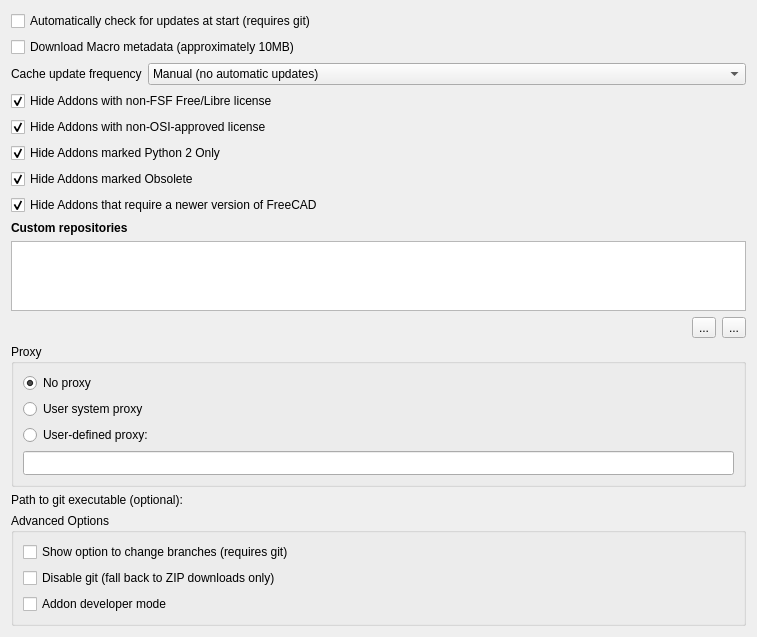
Old version of the form AddonManagerOptions.ui in the repository chennes/AddonManager.
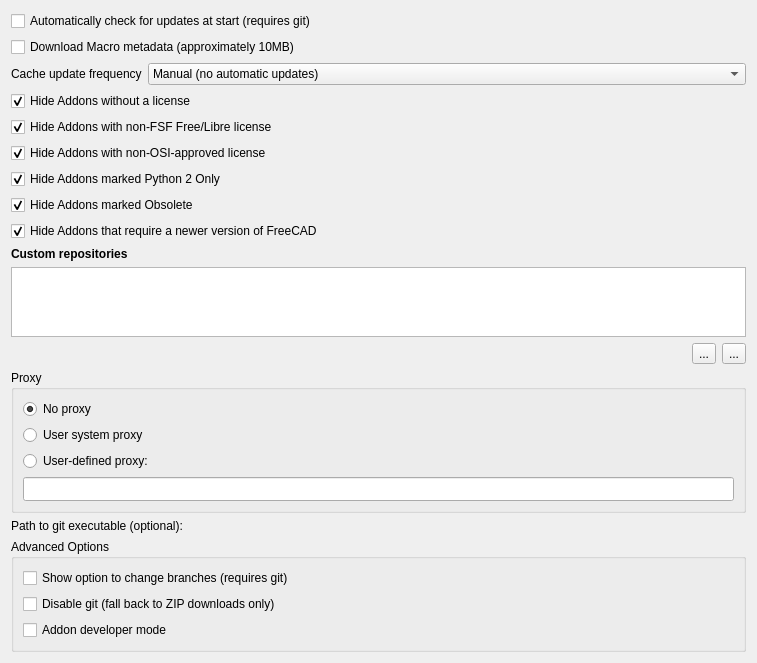
New version of the form. Custom widgets are drawn as their Qt base class.

Commit message: Addon Manager: Preference to hide unlicensed

What changed in the file:
```diff
--- a/AddonManagerOptions.ui
+++ b/AddonManagerOptions.ui
@@ -90,6 +90,22 @@
      </item>
     </layout>
    </item>
+   <item>
+    <widget class="Gui::PrefCheckBox" name="guiprefcheckboxhideunlicensed">
+     <property name="text">
+      <string>Hide Addons without a license</string>
+     </property>
+     <property name="checked">
+      <bool>true</bool>
+     </property>
+     <property name="prefEntry" stdset="0">
+      <cstring>HideUnlicensed</cstring>
+     </property>
+     <property name="prefPath" stdset="0">
+      <cstring>Addons</cstring>
+     </property>
+    </widget>
+   </item>
    <item>
     <widget class="Gui::PrefCheckBox" name="guiprefcheckboxhidenonfsf">
      <property name="text">
```
The commit also changes 2 other files.
